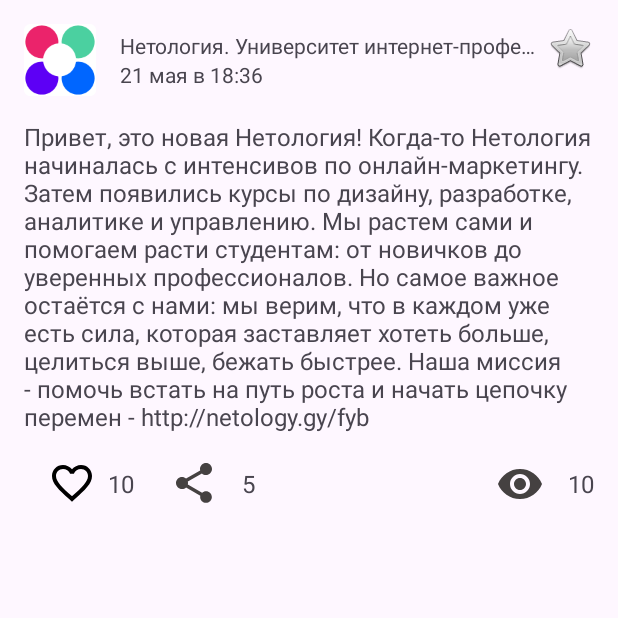
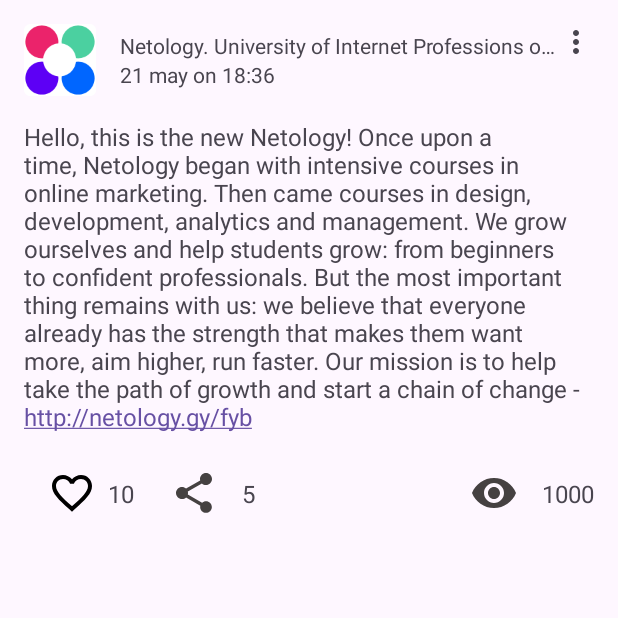
Before and after one commit to xxxx90/Nmedia, an Android app: the screen it shows after launch (MainActivity), on a phone screen of 412 x 824 dp, the top half of it. Run offline under Robolectric (Android 15) with nearby library versions, the phone set to English and light mode, and no system bars.

Commit message:
Task1.3-2

```diff
--- /dev/null
+++ b/app/src/main/res/drawable/ic_more_vert_24.xml
@@ -0,0 +1,10 @@
+<vector xmlns:android="http://schemas.android.com/apk/res/android"
+    android:width="24dp"
+    android:height="24dp"
+    android:viewportWidth="24"
+    android:viewportHeight="24"
+    android:tint="?attr/colorControlNormal">
+  <path
+      android:fillColor="@android:color/white"
+      android:pathData="M12,8c1.1,0 2,-0.9 2,-2s-0.9,-2 -2,-2 -2,0.9 -2,2 0.9,2 2,2zM12,10c-1.1,0 -2,0.9 -2,2s0.9,2 2,2 2,-0.9 2,-2 -0.9,-2 -2,-2zM12,16c-1.1,0 -2,0.9 -2,2s0.9,2 2,2 2,-0.9 2,-2 -0.9,-2 -2,-2z"/>
+</vector>
--- a/app/src/main/res/layout/activity_main.xml
+++ b/app/src/main/res/layout/activity_main.xml
@@ -10,12 +10,12 @@
         android:id="@+id/author"
         android:layout_width="0dp"
         android:layout_height="wrap_content"
+        android:ellipsize="end"
+        android:maxLines="1"
         android:paddingStart="@dimen/marg_16dp"
-        android:maxLines="1"
-        android:ellipsize="end"
         android:text="@string/autorNetology"
         app:layout_constraintBottom_toTopOf="@+id/published"
-        app:layout_constraintEnd_toStartOf="@id/menu"
+        app:layout_constraintEnd_toStartOf="@id/img_menu"
         app:layout_constraintStart_toEndOf="@+id/avatar"
         app:layout_constraintTop_toTopOf="@+id/avatar"
         app:layout_constraintVertical_chainStyle="packed" />
@@ -41,36 +41,37 @@
         app:srcCompat="@mipmap/ic_launcher" />
 
     <ImageButton
-        android:id="@+id/menu"
+        android:id="@+id/img_menu"
         android:layout_width="wrap_content"
         android:layout_height="wrap_content"
         android:layout_marginEnd="@dimen/marg_16dp"
         android:background="@android:color/transparent"
         app:layout_constraintEnd_toEndOf="parent"
         app:layout_constraintTop_toTopOf="@+id/avatar"
-        app:srcCompat="@android:drawable/btn_star_big_off" />
+        app:srcCompat="@drawable/ic_more_vert_24" />
 
     <androidx.constraintlayout.widget.Barrier
-        android:id="@+id/barrier"
+        android:id="@+id/barrier_up"
         android:layout_width="wrap_content"
         android:layout_height="wrap_content"
         android:layout_marginTop="@dimen/marg_16dp"
         app:barrierDirection="bottom"
-        app:constraint_referenced_ids="avatar,published,menu"
+        app:constraint_referenced_ids="avatar,published,img_menu"
         app:layout_constraintTop_toTopOf="parent" />
 
     <TextView
-        android:id="@+id/txtNetology"
+        android:id="@+id/txt_netology"
         android:layout_width="0dp"
         android:layout_height="wrap_content"
         android:layout_marginStart="@dimen/marg_16dp"
         android:layout_marginTop="@dimen/marg_16dp"
         android:layout_marginEnd="@dimen/marg_16dp"
+        android:autoLink="web"
+        android:text="@string/txtNetology"
         android:textSize="@dimen/sizeTxtNetogy"
-        android:text="@string/txtNetology"
         app:layout_constraintEnd_toEndOf="parent"
-        app:layout_constraintStart_toStartOf="@id/barrier"
-        app:layout_constraintTop_toBottomOf="@+id/barrier" />
+        app:layout_constraintStart_toStartOf="@id/barrier_up"
+        app:layout_constraintTop_toBottomOf="@+id/barrier_up" />
 
     <androidx.constraintlayout.widget.Barrier
         android:id="@+id/barrier2"
@@ -78,71 +79,72 @@
         android:layout_height="wrap_content"
         android:layout_marginTop="@dimen/marg_16dp"
         app:barrierDirection="bottom"
-        app:constraint_referenced_ids="txtNetology"
+        app:constraint_referenced_ids="txt_netology"
+
         app:layout_constraintTop_toTopOf="parent" />
 
     <ImageView
-        android:id="@+id/imageFavorite"
+        android:id="@+id/image_favorite"
         android:layout_width="@dimen/img2Dimension"
         android:layout_height="@dimen/img2Dimension"
         android:layout_marginStart="32dp"
-        android:layout_marginTop="306dp"
+        android:layout_marginTop="24dp"
         app:layout_constraintStart_toStartOf="parent"
         app:layout_constraintTop_toBottomOf="@+id/barrier2"
         app:srcCompat="@drawable/outline_favorite_border_24" />
 
     <TextView
-        android:id="@+id/textFavorites"
+        android:id="@+id/text_favorites"
         android:layout_width="wrap_content"
         android:layout_height="wrap_content"
         android:layout_marginStart="8dp"
         android:text="10"
         android:textSize="@dimen/sizeTxtNetogy"
-        app:layout_constraintBottom_toBottomOf="@+id/imageFavorite"
-        app:layout_constraintStart_toEndOf="@+id/imageFavorite"
-        app:layout_constraintTop_toTopOf="@+id/imageFavorite" />
+        app:layout_constraintBottom_toBottomOf="@+id/image_favorite"
+        app:layout_constraintStart_toEndOf="@+id/image_favorite"
+        app:layout_constraintTop_toTopOf="@+id/image_favorite" />
 
     <ImageView
-        android:id="@+id/imageShare"
+        android:id="@+id/image_share"
         android:layout_width="@dimen/img2Dimension"
         android:layout_height="@dimen/img2Dimension"
         android:layout_marginStart="24dp"
-        app:layout_constraintBottom_toBottomOf="@+id/imageFavorite"
-        app:layout_constraintStart_toEndOf="@+id/textFavorites"
-        app:layout_constraintTop_toTopOf="@+id/imageFavorite"
+        app:layout_constraintBottom_toBottomOf="@+id/image_favorite"
+        app:layout_constraintStart_toEndOf="@+id/text_favorites"
+        app:layout_constraintTop_toTopOf="@+id/image_favorite"
         app:srcCompat="@drawable/baseline_share_24" />
 
     <TextView
-        android:id="@+id/textViewShare"
+        android:id="@+id/textView_share"
         android:layout_width="wrap_content"
         android:layout_height="wrap_content"
         android:layout_marginStart="16dp"
         android:text="5"
         android:textSize="@dimen/sizeTxtNetogy"
-        app:layout_constraintBottom_toBottomOf="@+id/imageShare"
-        app:layout_constraintStart_toEndOf="@+id/imageShare"
-        app:layout_constraintTop_toTopOf="@+id/imageShare" />
+        app:layout_constraintBottom_toBottomOf="@+id/image_share"
+        app:layout_constraintStart_toEndOf="@+id/image_share"
+        app:layout_constraintTop_toTopOf="@+id/image_share" />
 
     <ImageView
-        android:id="@+id/imageeye"
+        android:id="@+id/image_eye"
         android:layout_width="@dimen/img2Dimension"
         android:layout_height="@dimen/img2Dimension"
         android:layout_marginEnd="16dp"
-        app:layout_constraintBottom_toBottomOf="@+id/texteye"
-        app:layout_constraintEnd_toStartOf="@+id/texteye"
-        app:layout_constraintTop_toTopOf="@+id/texteye"
+        app:layout_constraintBottom_toBottomOf="@+id/text_eye"
+        app:layout_constraintEnd_toStartOf="@+id/text_eye"
+        app:layout_constraintTop_toTopOf="@+id/text_eye"
         app:srcCompat="@drawable/baseline_remove_red_eye_24" />
 
     <TextView
-        android:id="@+id/texteye"
+        android:id="@+id/text_eye"
         android:layout_width="wrap_content"
         android:layout_height="wrap_content"
         android:layout_marginEnd="@dimen/marg_16dp"
-        android:text="10"
+        android:text="1000"
         android:textSize="@dimen/sizeTxtNetogy"
-        app:layout_constraintBottom_toBottomOf="@+id/imageFavorite"
+        app:layout_constraintBottom_toBottomOf="@+id/image_favorite"
         app:layout_constraintEnd_toEndOf="parent"
-        app:layout_constraintTop_toTopOf="@+id/imageFavorite" />
+        app:layout_constraintTop_toTopOf="@+id/image_favorite" />
 
 
 </androidx.constraintlayout.widget.ConstraintLayout>
--- a/app/src/main/res/values/strings.xml
+++ b/app/src/main/res/values/strings.xml
@@ -1,8 +1,8 @@
 <resources>
     <string name="app_name">Nmedia</string>
     <string name="hello_world">Hello NMedia!</string>
-    <string name="autorNetology">Нетология. Университет интернет-профессий будущего.</string>
-    <string name="date21may">21 мая в 18:36</string>
-    <string name="txtNetology">Привет, это новая Нетология! Когда-то Нетология начиналась с интенсивов по онлайн-маркетингу. Затем появились курсы по дизайну, разработке, аналитике и управлению. Мы растем сами и помогаем расти студентам: от новичков до уверенных профессионалов. Но самое важное остаётся с нами: мы верим, что в каждом уже есть сила, которая заставляет хотеть больше, целиться выше, бежать быстрее. Наша миссия - помочь встать на путь роста и начать цепочку перемен - http://netology.gy/fyb </string>
+    <string name="autorNetology">Netology. University of Internet Professions of the Future.</string>
+    <string name="date21may">21 may on 18:36</string>
+    <string name="txtNetology">Hello, this is the new Netology! Once upon a time, Netology began with intensive courses in online marketing. Then came courses in design, development, analytics and management. We grow ourselves and help students grow: from beginners to confident professionals. But the most important thing remains with us: we believe that everyone already has the strength that makes them want more, aim higher, run faster. Our mission is to help take the path of growth and start a chain of change - http://netology.gy/fyb</string>
     <string name="textsize2">10</string>
 </resources>
```
Also changed, not shown: 1 other file.
